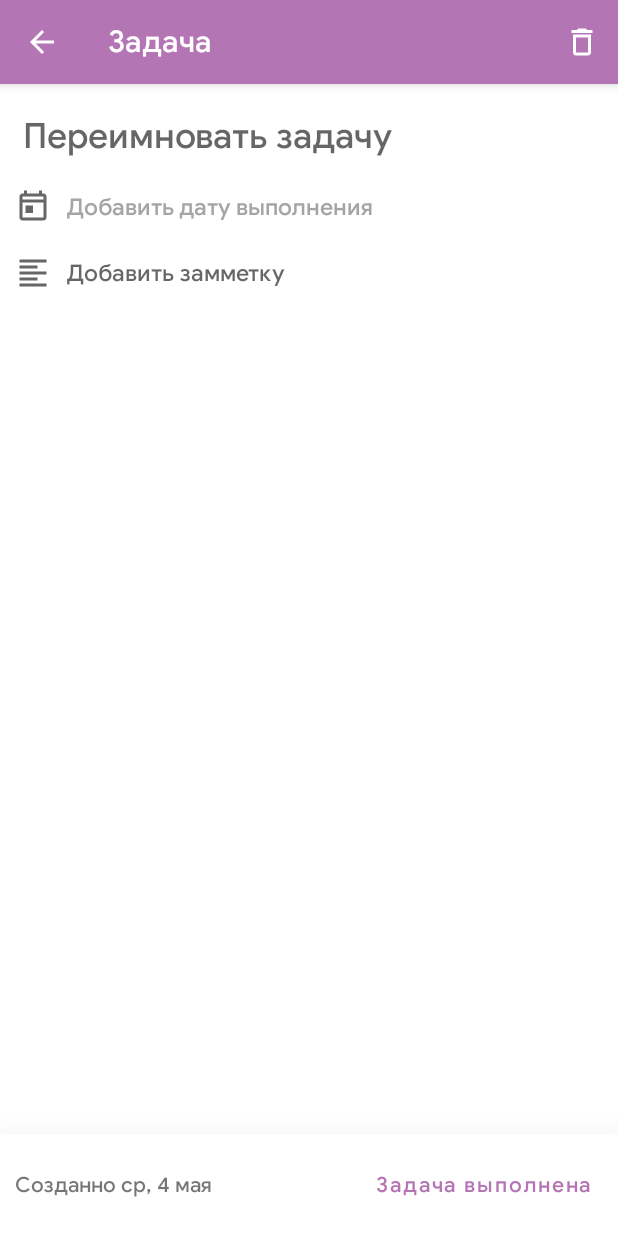
After one commit to Liggidarck/Fluffy-Fox, an Android app: the EditTaskActivity screen opened directly, with no data from a screen before it, on a phone screen of 412 x 824 dp. The commit adds this screen. Run offline under Robolectric (Android 15) with nearby library versions, the phone set to English and light mode, and no system bars; our stand-ins replace Room's generated code.

Commit message:
New design of the tasks page. Added the ability to attach a due date, additional information to the task. The creation date of the task is automatically saved.

```diff
--- a/app/src/main/AndroidManifest.xml
+++ b/app/src/main/AndroidManifest.xml
@@ -12,7 +12,7 @@
         android:supportsRtl="true"
         android:theme="@style/Theme.Tasker">
         <activity
-            android:name=".ui.tasks.AddEditTaskActivity"
+            android:name=".ui.tasks.EditTaskActivity"
             android:exported="false" />
         <activity
             android:name=".SettingsActivity"
--- a/app/src/main/java/com/george/android/tasker/MainActivity.java
+++ b/app/src/main/java/com/george/android/tasker/MainActivity.java
@@ -4,6 +4,7 @@ import android.os.Bundle;
 
 import androidx.appcompat.app.AppCompatActivity;
 import androidx.navigation.NavController;
+import androidx.navigation.NavOptions;
 import androidx.navigation.Navigation;
 import androidx.navigation.ui.NavigationUI;
 
--- a/app/src/main/java/com/george/android/tasker/data/tasks/TaskAdapter.java
+++ b/app/src/main/java/com/george/android/tasker/data/tasks/TaskAdapter.java
@@ -1,5 +1,6 @@
 package com.george.android.tasker.data.tasks;
 
+import android.annotation.SuppressLint;
 import android.graphics.Paint;
 import android.view.LayoutInflater;
 import android.view.View;
@@ -14,6 +15,7 @@ import com.george.android.tasker.data.tasks.room.Task;
 import com.google.android.material.checkbox.MaterialCheckBox;
 
 import java.util.ArrayList;
+import java.util.Collections;
 import java.util.List;
 
 public class TaskAdapter extends RecyclerView.Adapter<TaskAdapter.ViewHolder> {
@@ -40,7 +42,6 @@ public class TaskAdapter extends RecyclerView.Adapter<TaskAdapter.ViewHolder> {
         } else {
             holder.taskTextView.setPaintFlags(0);
         }
-
     }
 
     @Override
@@ -48,9 +49,13 @@ public class TaskAdapter extends RecyclerView.Adapter<TaskAdapter.ViewHolder> {
         return tasks.size();
     }
 
+    @SuppressLint("NotifyDataSetChanged")
     public void setTasks(List<Task> tasks) {
         this.tasks = tasks;
         notifyDataSetChanged();
+    }
+
+    public void removeTask(int position) {
     }
 
     public Task getTaskAt(int position) {
--- /dev/null
+++ b/app/src/main/java/com/george/android/tasker/ui/tasks/EditTaskActivity.java
@@ -0,0 +1,182 @@
+package com.george.android.tasker.ui.tasks;
+
+import android.app.AlertDialog;
+import android.app.DatePickerDialog;
+import android.content.Intent;
+import android.graphics.Paint;
+import android.os.Bundle;
+import android.util.Log;
+import android.view.Menu;
+import android.view.MenuInflater;
+import android.view.MenuItem;
+import android.widget.Toast;
+
+import androidx.annotation.NonNull;
+import androidx.appcompat.app.AppCompatActivity;
+import androidx.lifecycle.ViewModelProvider;
+
+import com.george.android.tasker.R;
+import com.george.android.tasker.data.tasks.TaskAdapter;
+import com.george.android.tasker.databinding.ActivityAddEditTaskBinding;
+
+import java.text.SimpleDateFormat;
+import java.util.Calendar;
+import java.util.Locale;
+
+public class EditTaskActivity extends AppCompatActivity {
+
+    public static final String EXTRA_ID = "com.george.android.tasker.ui.tasks.EXTRA_ID";
+    public static final String EXTRA_TEXT = "com.george.android.tasker.ui.tasks.EXTRA_TEXT";
+    public static final String EXTRA_STATUS = "com.george.android.tasker.ui.tasks.EXTRA_STATUS";
+    public static final String EXTRA_DATE_COMPLETE = "com.george.android.tasker.ui.tasks.EXTRA_DATE_COMPLETE";
+    public static final String EXTRA_DATE_CREATE = "com.george.android.tasker.ui.tasks.EXTRA_DATE_CREATE";
+    public static final String EXTRA_NOTE_TASK = "com.george.android.tasker.ui.tasks.EXTRA_NOTE_TASK";
+    public static final String EXTRA_ADAPTER_POSITION = "com.george.android.tasker.ui.tasks.EXTRA_ADAPTER_POSITION";
+
+    TasksViewModel tasksViewModel;
+    TaskAdapter taskAdapter = new TaskAdapter();
+
+    ActivityAddEditTaskBinding binding;
+    Calendar datePickCalendar;
+
+    String dateCreate;
+
+    int adapterPosition;
+    boolean status;
+
+    public static final String TAG = "AddEditTaskActivity";
+
+    @Override
+    protected void onCreate(Bundle savedInstanceState) {
+        super.onCreate(savedInstanceState);
+        binding = ActivityAddEditTaskBinding.inflate(getLayoutInflater());
+        setContentView(binding.getRoot());
+
+        tasksViewModel = new ViewModelProvider(this).get(TasksViewModel.class);
+        tasksViewModel.getAllTasks().observe(EditTaskActivity.this, tasks -> taskAdapter.setTasks(tasks));
+
+        setSupportActionBar(binding.toolbarEditTask);
+
+        Intent intent = getIntent();
+        if (intent.hasExtra(EXTRA_ID)) {
+            String textTask = intent.getStringExtra(EXTRA_TEXT);
+            status = intent.getBooleanExtra(EXTRA_STATUS, false);
+            adapterPosition = intent.getIntExtra(EXTRA_ADAPTER_POSITION, -1);
+            String dateComplete = intent.getStringExtra(EXTRA_DATE_COMPLETE);
+            dateCreate = intent.getStringExtra(EXTRA_DATE_CREATE);
+            String noteTask = intent.getStringExtra(EXTRA_NOTE_TASK);
+
+            Log.d(TAG, "onCreate: " + dateCreate);
+
+            if (status) {
+                binding.textEditTaskInput.setPaintFlags(binding.textEditTaskInput.getPaintFlags() | Paint.STRIKE_THRU_TEXT_FLAG);
+                binding.taskCompleteBtn.setText("Задача не выполнена");
+                binding.taskCompleteBtn.setOnClickListener(v -> {
+                    saveTask(false);
+                    finish();
+                });
+            } else {
+                binding.taskCompleteBtn.setText("Задача выполнена");
+                binding.taskCompleteBtn.setOnClickListener(v -> {
+                    saveTask(true);
+                    finish();
+                });
+            }
+
+            binding.textEditTaskInput.setText(textTask);
+            binding.dateCreateTextView.setText("Создано: " + dateCreate);
+            if (dateComplete != null)
+                binding.calendarTaskText.setText(dateComplete);
+
+            if (noteTask != null)
+                binding.informationTaskEdit.setText(noteTask);
+
+        }
+
+        binding.toolbarEditTask.setNavigationOnClickListener(v -> saveTask(status));
+
+        datePickCalendar = Calendar.getInstance();
+        DatePickerDialog.OnDateSetListener date = (view, year, month, dayOfMonth) -> {
+            datePickCalendar.set(Calendar.YEAR, year);
+            datePickCalendar.set(Calendar.MONTH, month);
+            datePickCalendar.set(Calendar.DAY_OF_MONTH, dayOfMonth);
+            setDate();
+        };
+
+        binding.calendarTaskView.setOnClickListener(v -> {
+            new DatePickerDialog(EditTaskActivity.this, date, datePickCalendar
+                    .get(Calendar.YEAR), datePickCalendar.get(Calendar.MONTH), datePickCalendar.get(Calendar.DAY_OF_MONTH)).show();
+        });
+    }
+
+    void setDate() {
+        String date_text = "dd.MM.yyyy";
+        SimpleDateFormat sdf = new SimpleDateFormat(date_text, Locale.US);
+        binding.calendarTaskText.setText(sdf.format(datePickCalendar.getTime()));
+    }
+
+    void saveTask(boolean status) {
+        String textTask = binding.textEditTaskInput.getText().toString();
+        Intent intent = new Intent();
+        intent.putExtra(EXTRA_TEXT, textTask);
+        intent.putExtra(EXTRA_STATUS, status);
+        intent.putExtra(EXTRA_DATE_COMPLETE, binding.calendarTaskText.getText().toString());
+        intent.putExtra(EXTRA_DATE_CREATE, dateCreate);
+        intent.putExtra(EXTRA_NOTE_TASK, getNoteTask());
+
+        if (textTask.trim().isEmpty()) {
+            finish();
+            return;
+        }
+
+        int id = getIntent().getIntExtra(EXTRA_ID, -1);
+        if (id != -1) {
+            intent.putExtra(EXTRA_ID, id);
+        }
+
+        setResult(RESULT_OK, intent);
+        finish();
+    }
+
+    String getNoteTask() {
+        return binding.informationTaskEdit.getText().toString();
+    }
+
+    @Override
+    public boolean onCreateOptionsMenu(Menu menu) {
+        MenuInflater menuInflater = getMenuInflater();
+        menuInflater.inflate(R.menu.delete_menu, menu);
+        return true;
+    }
+
+    @Override
+    public boolean onOptionsItemSelected(@NonNull MenuItem item) {
+        switch (item.getItemId()) {
+            case R.id.delete_item:
+                if (adapterPosition != -1) {
+                    AlertDialog.Builder builder = new AlertDialog.Builder(EditTaskActivity.this);
+                    builder.setTitle("Внимание!")
+                            .setMessage("Вы уверены что хотите удалить задачу?")
+                            .setPositiveButton("ок", (dialog, id) -> {
+                                        tasksViewModel.delete(taskAdapter.getTaskAt(adapterPosition));
+                                        Toast.makeText(EditTaskActivity.this, "Задача удалена", Toast.LENGTH_SHORT).show();
+                                        finish();
+                                    }
+                            )
+                            .setNegativeButton("Отмена", (dialog, id) -> dialog.dismiss());
+                    builder.create().show();
+
+                } else {
+                    Toast.makeText(this, "Такую задачу удалить невозможно", Toast.LENGTH_SHORT).show();
+                }
+            default:
+                return super.onOptionsItemSelected(item);
+        }
+    }
+
+    @Override
+    public void onBackPressed() {
+        saveTask(status);
+        super.onBackPressed();
+    }
+}
--- /dev/null
+++ b/app/src/main/res/drawable/ic_outline_format_align_left_24.xml
@@ -0,0 +1,10 @@
+<vector xmlns:android="http://schemas.android.com/apk/res/android"
+    android:width="24dp"
+    android:height="24dp"
+    android:viewportWidth="24"
+    android:viewportHeight="24"
+    android:tint="?attr/colorControlNormal">
+  <path
+      android:fillColor="@android:color/white"
+      android:pathData="M15,15L3,15v2h12v-2zM15,7L3,7v2h12L15,7zM3,13h18v-2L3,11v2zM3,21h18v-2L3,19v2zM3,3v2h18L21,3L3,3z"/>
+</vector>
--- a/app/src/main/res/drawable/line_black.xml
+++ b/app/src/main/res/drawable/line_black.xml
@@ -2,7 +2,7 @@
 <selector xmlns:android="http://schemas.android.com/apk/res/android">
     <item>
         <shape android:shape="line">
-            <stroke android:width="1dip" android:color="#000000" />
+            <stroke android:width="1dip" android:color="#acacac" />
         </shape>
     </item>
 </selector>
--- a/app/src/main/res/layout/activity_add_edit_task.xml
+++ b/app/src/main/res/layout/activity_add_edit_task.xml
@@ -4,7 +4,7 @@
     xmlns:tools="http://schemas.android.com/tools"
     android:layout_width="match_parent"
     android:layout_height="match_parent"
-    tools:context=".ui.tasks.AddEditTaskActivity">
+    tools:context=".ui.tasks.EditTaskActivity">
 
     <com.google.android.material.appbar.MaterialToolbar
         android:id="@+id/toolbarEditTask"
@@ -15,35 +15,106 @@
         app:navigationIcon="@drawable/ic_baseline_arrow_back_24"
         app:title="Задача" />
 
+    <EditText
+        android:id="@+id/textEditTaskInput"
+        android:layout_width="match_parent"
+        android:layout_height="wrap_content"
+        android:layout_below="@id/toolbarEditTask"
+        android:layout_marginStart="15dp"
+        android:layout_marginTop="20dp"
+        android:layout_marginEnd="15dp"
+        android:background="@null"
+        android:hint="Переимновать задачу"
+        android:textSize="23sp" />
+
+    <RelativeLayout
+        android:id="@+id/calendarTaskView"
+        android:layout_width="match_parent"
+        android:layout_height="wrap_content"
+        android:layout_below="@id/textEditTaskInput"
+        android:layout_marginStart="10dp"
+        android:layout_marginTop="10dp"
+        android:foreground="?android:attr/selectableItemBackground"
+        android:clickable="true"
+        android:focusable="true">
+
+        <ImageView
+            android:id="@+id/calendarTaskImage"
+            android:layout_width="wrap_content"
+            android:layout_height="wrap_content"
+            android:layout_marginTop="10dp"
+            android:layout_marginBottom="10dp"
+            android:src="@drawable/ic_outline_today_24" />
+
+        <TextView
+            android:id="@+id/calendarTaskText"
+            android:layout_width="wrap_content"
+            android:layout_height="wrap_content"
+            android:layout_centerVertical="true"
+            android:layout_marginStart="10dp"
+            android:layout_toEndOf="@id/calendarTaskImage"
+            android:text="Добавить дату выполнения"
+            android:textSize="15sp"
+            android:textColor="@color/gray"/>
+
+    </RelativeLayout>
+
+    <RelativeLayout
+        android:id="@+id/informationTaskView"
+        android:layout_width="match_parent"
+        android:layout_height="wrap_content"
+        android:layout_below="@id/calendarTaskView"
+        android:layout_marginStart="10dp"
+        android:foreground="?android:attr/selectableItemBackground"
+        android:clickable="true"
+        android:focusable="true">
+
+        <ImageView
+            android:id="@+id/informationTaskImage"
+            android:layout_width="wrap_content"
+            android:layout_height="wrap_content"
+            android:src="@drawable/ic_outline_format_align_left_24"
+            android:layout_marginTop="10dp"
+            android:layout_marginBottom="10dp"/>
+
+        <EditText
+            android:id="@+id/informationTaskEdit"
+            android:layout_width="match_parent"
+            android:layout_height="wrap_content"
+            android:layout_toEndOf="@id/informationTaskImage"
+            android:layout_marginStart="10dp"
+            android:layout_centerVertical="true"
+            android:hint="Добавить замметку"
+            android:textSize="15sp"
+            android:background="@null"
+            android:textColor="@color/gray" />
+
+    </RelativeLayout>
+
     <RelativeLayout
         android:layout_width="match_parent"
         android:layout_height="wrap_content"
-        android:layout_below="@id/toolbarEditTask"
-        android:layout_marginStart="10dp">
+        android:layout_alignParentBottom="true"
+        android:padding="10dp"
+        android:background="#FFFFFF"
+        android:outlineProvider="bounds"
+        android:elevation="40dp">
 
-        <com.google.android.material.checkbox.MaterialCheckBox
-            android:id="@+id/taskStateCheckBox"
+        <TextView
+            android:id="@+id/dateCreateTextView"
             android:layout_width="wrap_content"
             android:layout_height="wrap_content"
-            android:layout_centerVertical="true"/>
+            android:layout_centerVertical="true"
+            android:text="Созданно ср, 4 мая" />
 
-        <com.google.android.material.textfield.TextInputLayout
-            android:id="@+id/textEditTaskInput"
-            style="@style/Widget.MaterialComponents.TextInputLayout.OutlinedBox"
-            android:layout_width="match_parent"
+        <Button
+            android:id="@+id/taskCompleteBtn"
+            style="@style/Widget.MaterialComponents.Button.TextButton"
+            android:layout_width="wrap_content"
             android:layout_height="wrap_content"
-            android:layout_toEndOf="@id/taskStateCheckBox"
-            android:layout_centerVertical="true"
-            android:hint="Переименовать задачу"
-            android:layout_marginTop="20dp"
-            android:layout_marginEnd="10dp">
-
-            <com.google.android.material.textfield.TextInputEditText
-                android:layout_width="match_parent"
-                android:layout_height="wrap_content"
-                android:inputType="text" />
-
-        </com.google.android.material.textfield.TextInputLayout>
+            android:layout_alignParentEnd="true"
+            android:text="Задача выполнена"
+            android:textAllCaps="false" />
 
     </RelativeLayout>
 
--- a/app/src/main/res/layout/add_task_bottom_sheet.xml
+++ b/app/src/main/res/layout/add_task_bottom_sheet.xml
@@ -26,7 +26,7 @@
         android:id="@+id/addTaskBtn"
         android:layout_width="wrap_content"
         android:layout_height="wrap_content"
-        android:layout_below="@id/textEditTaskInput"
+        android:layout_below="@id/textTaskInput"
         android:layout_alignParentEnd="true"
         android:layout_marginEnd="10dp"
         android:layout_marginTop="5dp"
```
Also changed, not shown: app/build.gradle (+4 -5 lines), app/src/main/java/com/george/android/tasker/data/tasks/room/Task.java (+21 -3 lines), app/src/main/java/com/george/android/tasker/ui/passwords/PasswordsFragment.java (+11 -1 lines), app/src/main/java/com/george/android/tasker/ui/tasks/AddEditTaskActivity.java (deleted, +0 -132 lines), app/src/main/java/com/george/android/tasker/ui/tasks/AddTaskBottomSheet.java (+15 -1 lines), app/src/main/java/com/george/android/tasker/ui/tasks/TasksFragment.java (+25 -15 lines).
